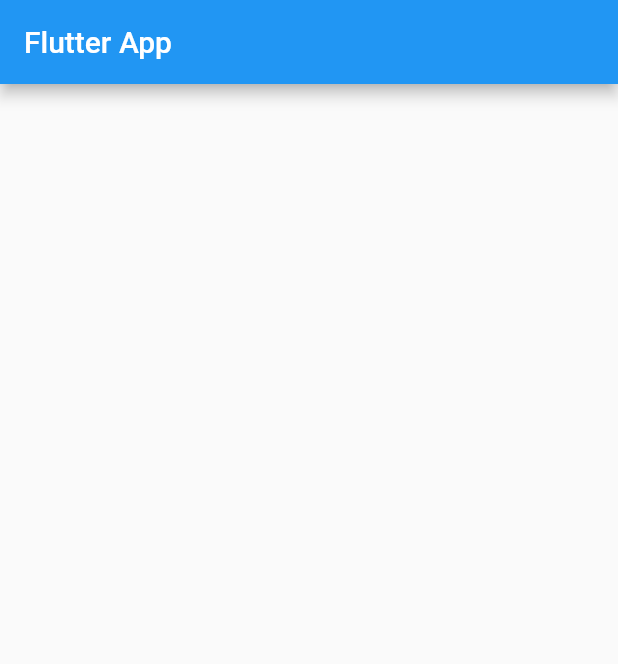
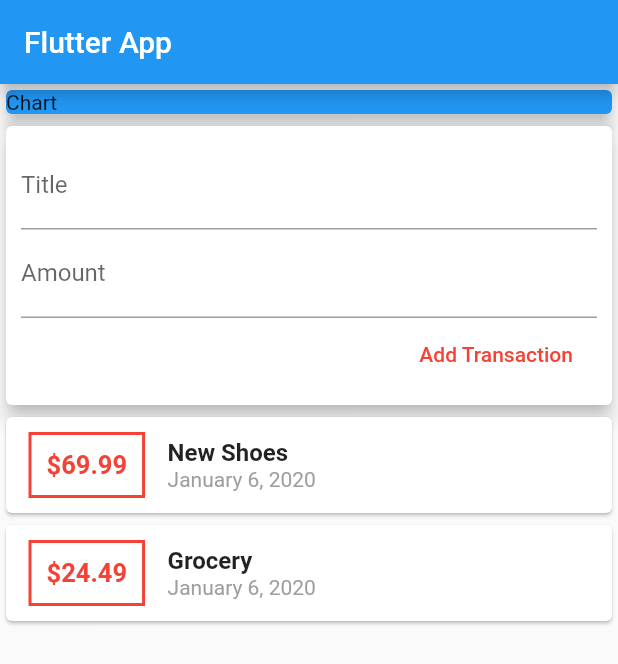
Before and after one commit to louishinohara/Expense-Tracker, a Flutter app: the screen it shows after launch, on a phone screen of 412 x 824 dp. Shown: the top 664 px of the screen. Run offline on Flutter 3.47's test engine with Material 2 defaults, Android fonts, the phone set to English and light mode, and no system bars.

Commit message:
Finish Widgets

```diff
--- a/lib/main.dart
+++ b/lib/main.dart
@@ -1,5 +1,6 @@
+import 'package:expense_tracker/models/transaction.dart';
 import 'package:flutter/material.dart';
-
+import './widgets/user_transaction.dart';
 void main() => runApp(MyApp());
 
 class MyApp extends StatelessWidget {
@@ -13,7 +14,6 @@ class MyApp extends StatelessWidget {
 }
 
 class MyHomePage extends StatelessWidget {
-
   // String titleInput;
   // String amountInput;
   final titleController = TextEditingController();
@@ -28,7 +28,17 @@ class MyHomePage extends StatelessWidget {
       body: Column(
         mainAxisAlignment: MainAxisAlignment.start,
         crossAxisAlignment: CrossAxisAlignment.stretch,
-
+        children: <Widget>[
+          Container(
+            width: double.infinity,
+            child: Card(
+              child: Text('Chart'),
+              color: Colors.blue,
+              elevation: 5,
+            ),
+          ),
+          UserTransaction()
+        ],
       ),
     );
   }
--- a/lib/widgets/transaction_list.dart
+++ b/lib/widgets/transaction_list.dart
@@ -3,11 +3,14 @@ import 'package:intl/intl.dart';
 import '../models/transaction.dart';
 
 class TransactionList extends StatelessWidget {
+final List<Transaction> transactions;
+
+TransactionList(this.transactions);
 
   @override
   Widget build(BuildContext context) {
     return Column(
-      children: _userTransaction.map((tx) {
+      children: transactions.map((tx) {
         return Card(
           child: Row(
             children: <Widget>[
--- a/lib/widgets/user_transaction.dart
+++ b/lib/widgets/user_transaction.dart
@@ -3,7 +3,6 @@ import 'package:flutter/material.dart';
 import './new_transaction.dart';
 import './transaction_list.dart';
 import '../models/transaction.dart';
-
 class UserTransaction extends StatefulWidget {
   @override
   _UserTransactionState createState() => _UserTransactionState();
@@ -24,10 +23,26 @@ class _UserTransactionState extends State<UserTransaction> {
       date: DateTime.now(),
     ),
   ];
+
+  void _addNewTransaction(String txTitle, double txAmount) {
+    final newTx = Transaction(
+      title: txTitle,
+      amount: txAmount,
+      date: DateTime.now(),
+      id: DateTime.now().toString(),
+    );
+    setState(() {
+      _userTransaction.add(newTx);
+    });
+  }
+
   @override
   Widget build(BuildContext context) {
     return Column(
-      children: <Widget>[NewTransaction(), TransactionList()],
+      children: <Widget>[
+        NewTransaction(_addNewTransaction),
+        TransactionList(_userTransaction),
+      ],
     );
   }
 }
```
Also changed, not shown: lib/widgets/new_transaction.dart (+8 -9 lines), 9 other files.
